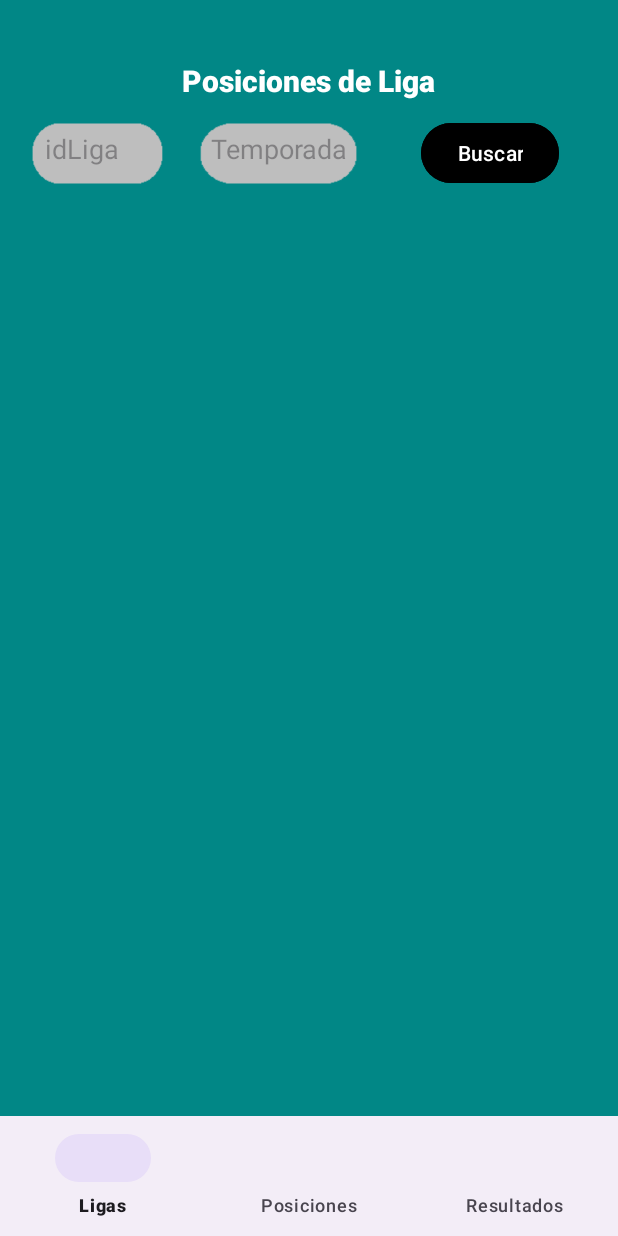
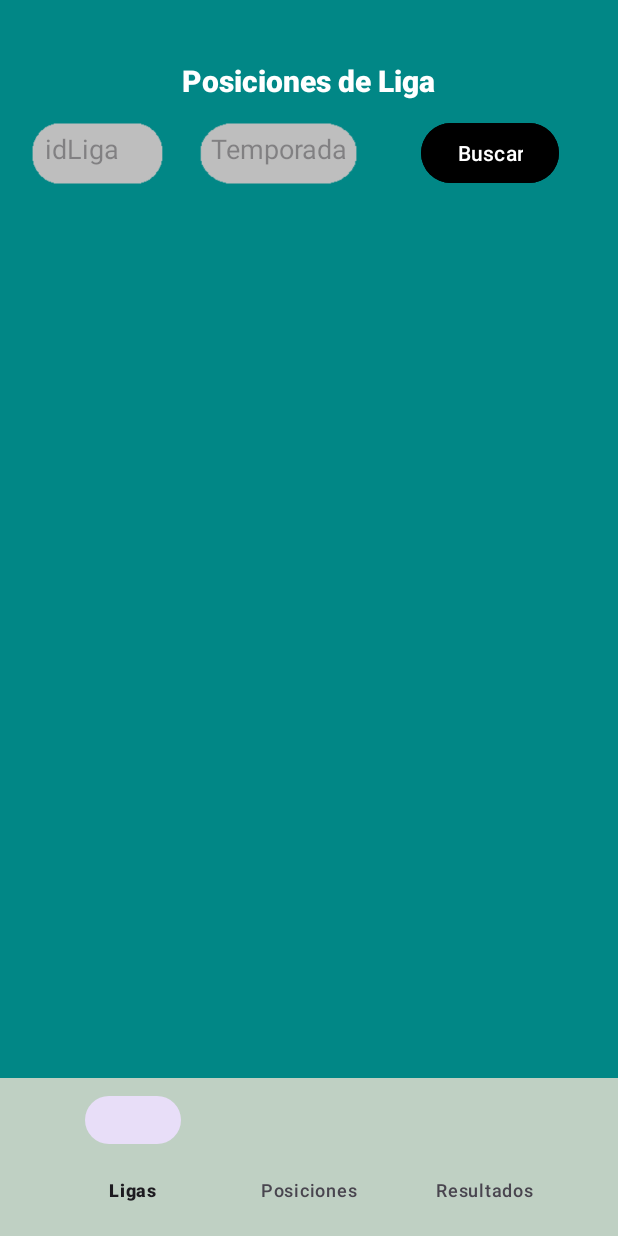
Before and after one commit to unbotcomotu/IOT_LAB4_20213852, an Android app: the PosicionesFragment screen opened through its navigation route, on a phone screen of 412 x 824 dp. Run offline under Robolectric (Android 15) with nearby library versions, the phone set to English and light mode, and no system bars; our stand-ins replace navigation-ui; pictures from the network do not load.

Commit message:
ahora shi

```diff
--- a/app/src/main/java/com/example/iot_lab4_20213852/Posiciones/PosicionesFragment.java
+++ b/app/src/main/java/com/example/iot_lab4_20213852/Posiciones/PosicionesFragment.java
@@ -173,7 +173,7 @@ public class PosicionesFragment extends Fragment {
         String ano1Str=anos[0];
         String ano2Str=anos[1];
 
-        return verificarNumeroValido(ano1Str)&&verificarNumeroValido(ano2Str)&&(Integer.parseInt(ano2Str)-Integer.parseInt(ano1Str)==1);
+        return verificarNumeroValido(ano1Str)&&verificarNumeroValido(ano2Str)&&(Integer.parseInt(ano2Str)-Integer.parseInt(ano1Str)==1)&&Integer.parseInt(ano1Str)>1999&&Integer.parseInt(ano2Str)>2000;
     }
 
     private void lanzarDialog(Integer tipo){
--- a/app/src/main/java/com/example/iot_lab4_20213852/Resultados/ResultadosFragment.java
+++ b/app/src/main/java/com/example/iot_lab4_20213852/Resultados/ResultadosFragment.java
@@ -253,7 +253,7 @@ public class ResultadosFragment extends Fragment implements SensorEventListener
         String ano1Str=anos[0];
         String ano2Str=anos[1];
 
-        return verificarNumeroValido(ano1Str)&&verificarNumeroValido(ano2Str)&&(Integer.parseInt(ano2Str)-Integer.parseInt(ano1Str)==1);
+        return verificarNumeroValido(ano1Str)&&verificarNumeroValido(ano2Str)&&(Integer.parseInt(ano2Str)-Integer.parseInt(ano1Str)==1)&&Integer.parseInt(ano1Str)>1999&&Integer.parseInt(ano2Str)>2000;
     }
 
     private void lanzarDialog(Integer tipo){
--- a/app/src/main/res/layout/activity_application.xml
+++ b/app/src/main/res/layout/activity_application.xml
@@ -23,8 +23,11 @@
     <com.google.android.material.bottomnavigation.BottomNavigationView
         android:id="@+id/bottomNavigationView"
         android:layout_width="wrap_content"
-        android:layout_height="wrap_content"
+        android:layout_height="105dp"
+        android:background="#BFD0C3"
         android:elevation="0dp"
+        android:paddingHorizontal="30dp"
+        android:paddingBottom="10dp"
         app:layout_constraintBottom_toBottomOf="parent"
         app:layout_constraintEnd_toEndOf="parent"
         app:layout_constraintStart_toStartOf="parent"
```
